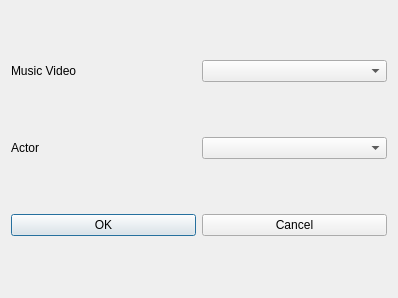
Zakhrov/WebPhonon, file addmvcastdialog.ui: the form before one commit.
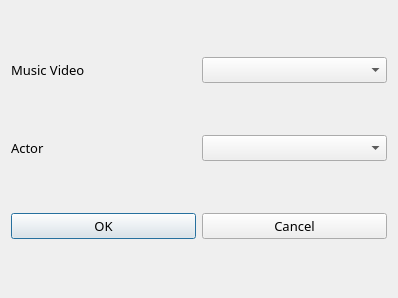
The form after the commit. Icons and pictures are not drawn.

```diff
--- a/addmvcastdialog.ui
+++ b/addmvcastdialog.ui
@@ -18,13 +18,29 @@
     <layout class="QHBoxLayout" name="horizontalLayout_2">
      <item>
       <widget class="QLabel" name="label">
+       <property name="font">
+        <font>
+         <family>AR CHRISTY</family>
+         <pointsize>10</pointsize>
+        </font>
+       </property>
        <property name="text">
         <string>Music Video</string>
        </property>
       </widget>
      </item>
      <item>
-      <widget class="QComboBox" name="comboBox"/>
+      <widget class="QComboBox" name="comboBox">
+       <property name="font">
+        <font>
+         <family>AR CHRISTY</family>
+         <pointsize>10</pointsize>
+        </font>
+       </property>
+       <property name="styleSheet">
+        <string notr="true">background-color: &quot;white&quot;</string>
+       </property>
+      </widget>
      </item>
     </layout>
    </item>
@@ -32,13 +48,29 @@
     <layout class="QHBoxLayout" name="horizontalLayout_3">
      <item>
       <widget class="QLabel" name="label_2">
+       <property name="font">
+        <font>
+         <family>AR CHRISTY</family>
+         <pointsize>10</pointsize>
+        </font>
+       </property>
        <property name="text">
         <string>Actor</string>
        </property>
       </widget>
      </item>
      <item>
-      <widget class="QComboBox" name="comboBox_2"/>
+      <widget class="QComboBox" name="comboBox_2">
+       <property name="font">
+        <font>
+         <family>AR CHRISTY</family>
+         <pointsize>10</pointsize>
+        </font>
+       </property>
+       <property name="styleSheet">
+        <string notr="true">background-color: &quot;white&quot;</string>
+       </property>
+      </widget>
      </item>
     </layout>
    </item>
@@ -46,6 +78,15 @@
     <layout class="QHBoxLayout" name="horizontalLayout">
      <item>
       <widget class="QPushButton" name="pushButton">
+       <property name="font">
+        <font>
+         <family>AR CHRISTY</family>
+         <pointsize>10</pointsize>
+        </font>
+       </property>
+       <property name="styleSheet">
+        <string notr="true">background-color: &quot;white&quot;</string>
+       </property>
        <property name="text">
         <string>OK</string>
        </property>
@@ -53,6 +94,15 @@
      </item>
      <item>
       <widget class="QPushButton" name="pushButton_2">
+       <property name="font">
+        <font>
+         <family>AR CHRISTY</family>
+         <pointsize>10</pointsize>
+        </font>
+       </property>
+       <property name="styleSheet">
+        <string notr="true">background-color: &quot;white&quot;</string>
+       </property>
        <property name="text">
         <string>Cancel</string>
        </property>
```
Left out of the diff: 8 changed lines with no effect on the pictures.
